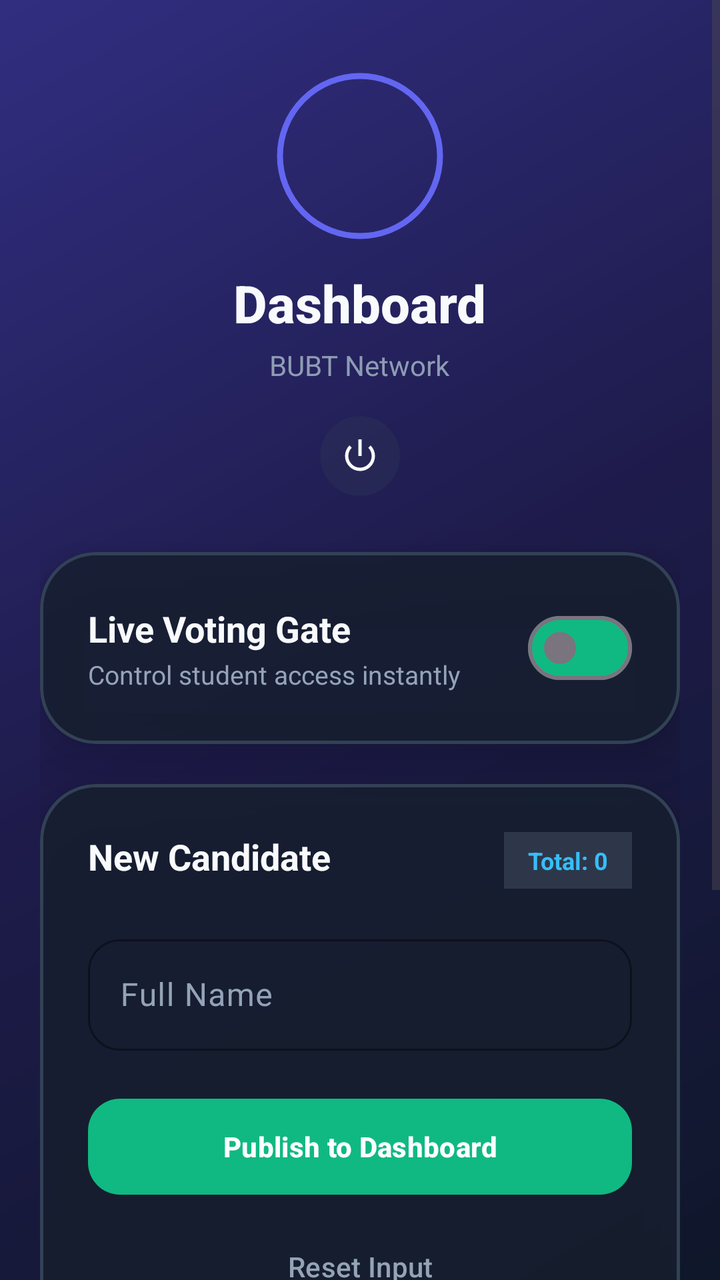
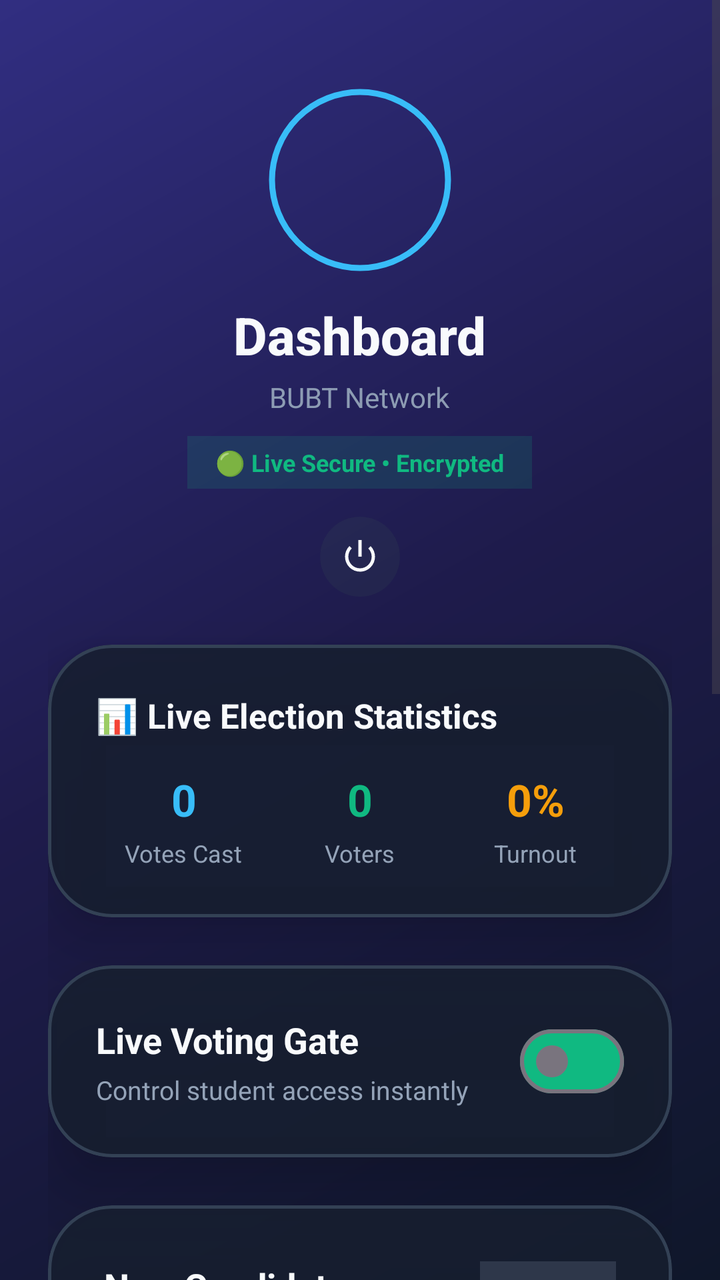

Two renders of the same Android screen: before a commit and after it. Below are the layout's source before the change and the commit's diff.
<!-- AndroidManifest.xml: application theme Theme.CRConnect -->
<!-- res/layout/activity_teacher_dashboard.xml -->
<?xml version="1.0" encoding="utf-8"?>
<ScrollView xmlns:android="http://schemas.android.com/apk/res/android"
    xmlns:app="http://schemas.android.com/apk/res-auto"
    xmlns:tools="http://schemas.android.com/tools"
    android:layout_width="match_parent"
    android:layout_height="match_parent"
    android:fillViewport="true"
    android:background="@drawable/bg_gradient">

    <LinearLayout
        android:layout_width="match_parent"
        android:layout_height="wrap_content"
        android:orientation="vertical"
        android:paddingHorizontal="20dp">

        <include layout="@layout/include_header" />

        
        <com.google.android.material.card.MaterialCardView
            android:layout_width="match_parent"
            android:layout_height="wrap_content"
            app:cardCornerRadius="28dp"
            app:cardElevation="16dp"
            android:layout_marginBottom="20dp"
            app:cardBackgroundColor="#D9171F2F"
            app:strokeWidth="1.5dp"
            app:strokeColor="#334155">

            <LinearLayout
                android:layout_width="match_parent"
                android:layout_height="wrap_content"
                android:orientation="horizontal"
                android:padding="24dp"
                android:gravity="center_vertical">

                <LinearLayout
                    android:layout_width="0dp"
                    android:layout_height="wrap_content"
                    android:layout_weight="1"
                    android:orientation="vertical">

                    <TextView
                        android:layout_width="wrap_content"
                        android:layout_height="wrap_content"
                        android:text="Live Voting Gate"
                        android:textSize="18sp"
                        android:textStyle="bold"
                        android:textColor="#F8FAFC"/>
                    <TextView
                        android:layout_width="wrap_content"
                        android:layout_height="wrap_content"
                        android:text="Control student access instantly"
                        android:textSize="13sp"
                        android:textColor="#94A3B8"
                        android:layout_marginTop="2dp"/>
                </LinearLayout>

                <com.google.android.material.materialswitch.MaterialSwitch
                    android:id="@+id/switchMasterVoting"
                    android:layout_width="wrap_content"
                    android:layout_height="wrap_content"
                    app:trackTint="#10B981"/>
            </LinearLayout>
        </com.google.android.material.card.MaterialCardView>

        
        <com.google.android.material.card.MaterialCardView
            android:layout_width="match_parent"
            android:layout_height="wrap_content"
            app:cardCornerRadius="28dp"
            app:cardElevation="16dp"
            android:layout_marginBottom="20dp"
            app:cardBackgroundColor="#D9171F2F"
            app:strokeWidth="1.5dp"
            app:strokeColor="#334155">

            <LinearLayout
                android:layout_width="match_parent"
                android:layout_height="wrap_content"
                android:orientation="vertical"
                android:padding="24dp">

                <RelativeLayout
                    android:layout_width="match_parent"
                    android:layout_height="wrap_content"
                    android:layout_marginBottom="20dp">

                    <TextView
                        android:layout_width="wrap_content"
                        android:layout_height="wrap_content"
                        android:text="New Candidate"
                        android:textSize="18sp"
                        android:textStyle="bold"
                        android:textColor="#F8FAFC"/>

                    <TextView
                        android:id="@+id/tvTotalCandidates"
                        android:layout_width="wrap_content"
                        android:layout_height="wrap_content"
                        android:layout_alignParentEnd="true"
                        android:text="Total: 0"
                        android:textSize="12sp"
                        android:textStyle="bold"
                        android:textColor="#38BDF8"
                        android:background="#2E374A"
                        android:paddingHorizontal="12dp"
                        android:paddingVertical="6dp"/>
                </RelativeLayout>

                <com.google.android.material.textfield.TextInputLayout
                    android:layout_width="match_parent"
                    android:layout_height="wrap_content"
                    style="@style/Widget.Material3.TextInputLayout.OutlinedBox"
                    android:layout_marginBottom="20dp"
                    app:boxCornerRadiusTopStart="16dp" app:boxCornerRadiusTopEnd="16dp"
                    app:boxCornerRadiusBottomStart="16dp" app:boxCornerRadiusBottomEnd="16dp"
                    app:boxStrokeColor="#10B981"
                    app:hintTextColor="#64748B"
                    android:textColorHint="#94A3B8">

                    <com.google.android.material.textfield.TextInputEditText
                        android:id="@+id/etCandidateName"
                        android:layout_width="match_parent"
                        android:layout_height="wrap_content"
                        android:hint="Full Name"
                        android:textColor="#FFFFFF"/>
                </com.google.android.material.textfield.TextInputLayout>

                <com.google.android.material.button.MaterialButton
                    android:id="@+id/btnAddCandidate"
                    android:layout_width="match_parent"
                    android:layout_height="56dp"
                    android:text="Publish to Dashboard"
                    android:textStyle="bold"
                    app:backgroundTint="#10B981"
                    app:cornerRadius="16dp"/>

                <com.google.android.material.button.MaterialButton
                    android:id="@+id/btnClearName"
                    android:layout_width="match_parent"
                    android:layout_height="wrap_content"
                    android:text="Reset Input"
                    style="@style/Widget.Material3.Button.TextButton"
                    android:layout_marginTop="8dp"
                    android:textColor="#94A3B8"/>
            </LinearLayout>
        </com.google.android.material.card.MaterialCardView>

        
        <com.google.android.material.card.MaterialCardView
            android:layout_width="match_parent"
            android:layout_height="wrap_content"
            app:cardCornerRadius="28dp"
            app:cardElevation="10dp"
            app:cardBackgroundColor="#D9171F2F"
            app:strokeWidth="1.5dp"
            app:strokeColor="#334155"
            android:layout_marginBottom="24dp">

            <LinearLayout
                android:layout_width="match_parent"
                android:layout_height="wrap_content"
                android:orientation="vertical"
                android:padding="20dp">

                <TextView
                    android:layout_width="wrap_content"
                    android:layout_height="wrap_content"
                    android:text="Advanced Controls"
                    android:textSize="14sp"
                    android:textStyle="bold"
                    android:textColor="#94A3B8"
                    android:layout_marginBottom="16dp"/>

                <LinearLayout
                    android:layout_width="match_parent"
                    android:layout_height="wrap_content"
                    android:orientation="horizontal">

                    <com.google.android.material.button.MaterialButton
                        android:id="@+id/btnRunOff"
                        android:layout_width="0dp"
                        android:layout_height="wrap_content"
                        android:layout_weight="1"
                        android:text="Run-off"
                        android:layout_marginEnd="8dp"
                        app:backgroundTint="#8B5CF6"
                        app:cornerRadius="14dp"/>

                    <com.google.android.material.button.MaterialButton
                        android:id="@+id/btnResetVotes"
                        android:layout_width="0dp"
                        android:layout_height="wrap_content"
                        android:layout_weight="1"
                        android:text="Reset All"
                        app:backgroundTint="#EF4444"
                        app:cornerRadius="14dp"/>
                </LinearLayout>
            </LinearLayout>
        </com.google.android.material.card.MaterialCardView>

        
        <LinearLayout
            android:layout_width="match_parent"
            android:layout_height="wrap_content"
            android:orientation="vertical"
            android:paddingBottom="32dp">

            <TextView
                android:layout_width="wrap_content"
                android:layout_height="wrap_content"
                android:text="Published Candidates"
                android:textSize="18sp"
                android:textStyle="bold"
                android:textColor="#F8FAFC"
                android:layout_marginBottom="16dp"
                android:layout_marginStart="4dp"/>

            <LinearLayout
                android:id="@+id/containerAdminCandidates"
                android:layout_width="match_parent"
                android:layout_height="wrap_content"
                android:orientation="vertical"/>
        </LinearLayout>

    </LinearLayout>
</ScrollView>
<!-- res/layout/include_header.xml (included above) -->
<?xml version="1.0" encoding="utf-8"?>
<LinearLayout xmlns:android="http://schemas.android.com/apk/res/android"
    xmlns:app="http://schemas.android.com/apk/res-auto"
    android:layout_width="match_parent"
    android:layout_height="wrap_content"
    android:orientation="vertical"
    android:gravity="center"
    android:paddingTop="36dp"
    android:paddingBottom="24dp">

    <com.google.android.material.imageview.ShapeableImageView
        android:id="@+id/imgUserProfile"
        android:layout_width="84dp"
        android:layout_height="84dp"
        android:src="@drawable/ic_app_main"
        android:scaleType="centerCrop"
        app:shapeAppearanceOverlay="@style/ShapeAppearance.App.Circular"
        android:padding="2dp"
        app:strokeWidth="3dp"
        app:strokeColor="#6366F1"
        android:layout_marginBottom="14dp"/>

    <TextView
        android:id="@+id/tvHeaderTitle"
        android:layout_width="wrap_content"
        android:layout_height="wrap_content"
        android:text="Dashboard"
        android:textSize="26sp"
        android:textStyle="bold"
        android:textColor="#F8FAFC"
        android:fontFamily="sans-serif-medium"/>

    <TextView
        android:id="@+id/tvHeaderSubtitle"
        android:layout_width="wrap_content"
        android:layout_height="wrap_content"
        android:text="BUBT Network"
        android:textSize="14sp"
        android:textColor="#94A3B8"
        android:alpha="0.95"
        android:layout_marginTop="4dp"/>

    <com.google.android.material.button.MaterialButton
        android:id="@+id/btnLogout"
        style="@style/Widget.Material3.Button.IconButton"
        android:layout_width="48dp"
        android:layout_height="48dp"
        android:layout_marginTop="12dp"
        app:icon="@android:drawable/ic_lock_power_off"
        app:iconTint="#F8FAFC"
        app:iconSize="20dp"
        android:backgroundTint="#26334155"/>

</LinearLayout>
<!-- resources referenced by this layout -->
<resources>
  <!-- drawable bg_gradient (drawable) -->
  <?xml version="1.0" encoding="utf-8"?>
  <shape xmlns:android="http://schemas.android.com/apk/res/android">
      <gradient
          android:startColor="#0F172A"
          android:centerColor="#1E1B4B"
          android:endColor="#312E81"
          android:angle="135" />
  </shape>
  <!-- drawable ic_app_main: png bitmap (drawable, 915279 bytes) -->
  <style name="ShapeAppearance.App.Circular" parent="ShapeAppearance.Material3.Corner.Full">
          <item name="cornerSize">50%</item>
      </style>
  <style name="Theme.CRConnect" parent="Base.Theme.CRConnect" />
  <style name="Base.Theme.CRConnect" parent="Theme.Material3.DayNight.NoActionBar">
          <item name="colorPrimary">@color/primary</item>
          <item name="colorSecondary">@color/secondary</item>
          <item name="android:windowBackground">@color/background</item>
          <item name="colorSurface">@color/surface</item>
          <item name="colorOnSurface">@color/text_primary</item>
          <item name="colorOnSurfaceVariant">@color/text_secondary</item>
          <item name="colorError">@color/error</item>
      </style>
  <color name="primary">#6366F1</color>
  <color name="secondary">#06B6D4</color>
  <color name="background">#0F172A</color>
  <color name="surface">#1E293B</color>
  <color name="text_primary">#F8FAFC</color>
  <color name="text_secondary">#94A3B8</color>
  <color name="error">#EF4444</color>
</resources>

<!-- the commit's change to res/layout/activity_teacher_dashboard.xml (unified diff, before → after) -->
@@ -11,7 +11,8 @@
         android:layout_width="match_parent"
         android:layout_height="wrap_content"
         android:orientation="vertical"
-        android:paddingHorizontal="20dp">
+        android:paddingHorizontal="24dp"
+        android:paddingVertical="16dp">
 
         <include layout="@layout/include_header" />
 
@@ -19,9 +20,115 @@
         <com.google.android.material.card.MaterialCardView
             android:layout_width="match_parent"
             android:layout_height="wrap_content"
-            app:cardCornerRadius="28dp"
-            app:cardElevation="16dp"
-            android:layout_marginBottom="20dp"
+            app:cardCornerRadius="32dp"
+            app:cardElevation="20dp"
+            android:layout_marginBottom="24dp"
+            app:cardBackgroundColor="#D9171F2F"
+            app:strokeWidth="1.5dp"
+            app:strokeColor="#334155">
+
+            <LinearLayout
+                android:layout_width="match_parent"
+                android:layout_height="wrap_content"
+                android:orientation="vertical"
+                android:baselineAligned="false"
+                android:padding="24dp">
+
+                <TextView
+                    android:layout_width="wrap_content"
+                    android:layout_height="wrap_content"
+                    android:text="📊 Live Election Statistics"
+                    android:textSize="17sp"
+                    android:textStyle="bold"
+                    android:textColor="#F8FAFC"
+                    android:layout_marginBottom="16dp"/>
+
+                <LinearLayout
+                    android:layout_width="match_parent"
+                    android:layout_height="wrap_content"
+                    android:orientation="horizontal"
+                    android:baselineAligned="false"
+                    android:weightSum="3">
+
+                    <LinearLayout
+                        android:layout_width="0dp"
+                        android:layout_height="wrap_content"
+                        android:layout_weight="1"
+                        android:orientation="vertical"
+                        android:gravity="center">
+                        <TextView
+                            android:id="@+id/tvStatTotalVotes"
+                            android:layout_width="wrap_content"
+                            android:layout_height="wrap_content"
+                            android:text="0"
+                            android:textSize="22sp"
+                            android:textStyle="bold"
+                            android:textColor="#38BDF8"/>
+                        <TextView
+                            android:layout_width="wrap_content"
+                            android:layout_height="wrap_content"
+                            android:text="Votes Cast"
+                            android:textSize="12sp"
+                            android:textColor="#94A3B8"
+                            android:layout_marginTop="4dp"/>
+                    </LinearLayout>
+
+                    <LinearLayout
+                        android:layout_width="0dp"
+                        android:layout_height="wrap_content"
+                        android:layout_weight="1"
+                        android:orientation="vertical"
+                        android:gravity="center">
+                        <TextView
+                            android:id="@+id/tvStatTotalVoters"
+                            android:layout_width="wrap_content"
+                            android:layout_height="wrap_content"
+                            android:text="0"
+                            android:textSize="22sp"
+                            android:textStyle="bold"
+                            android:textColor="#10B981"/>
+                        <TextView
+                            android:layout_width="wrap_content"
+                            android:layout_height="wrap_content"
+                            android:text="Voters"
+                            android:textSize="12sp"
+                            android:textColor="#94A3B8"
+                            android:layout_marginTop="4dp"/>
+                    </LinearLayout>
+
+                    <LinearLayout
+                        android:layout_width="0dp"
+                        android:layout_height="wrap_content"
+                        android:layout_weight="1"
+                        android:orientation="vertical"
+                        android:gravity="center">
+                        <TextView
+                            android:id="@+id/tvStatTurnout"
+                            android:layout_width="wrap_content"
+                            android:layout_height="wrap_content"
+                            android:text="0%"
+                            android:textSize="22sp"
+                            android:textStyle="bold"
+                            android:textColor="#F59E0B"/>
+                        <TextView
+                            android:layout_width="wrap_content"
+                            android:layout_height="wrap_content"
+                            android:text="Turnout"
+                            android:textSize="12sp"
+                            android:textColor="#94A3B8"
+                            android:layout_marginTop="4dp"/>
+                    </LinearLayout>
+                </LinearLayout>
+            </LinearLayout>
+        </com.google.android.material.card.MaterialCardView>
+
+        
+        <com.google.android.material.card.MaterialCardView
+            android:layout_width="match_parent"
+            android:layout_height="wrap_content"
+            app:cardCornerRadius="32dp"
+            app:cardElevation="20dp"
+            android:layout_marginBottom="24dp"
             app:cardBackgroundColor="#D9171F2F"
             app:strokeWidth="1.5dp"
             app:strokeColor="#334155">
@@ -52,7 +159,7 @@
                         android:text="Control student access instantly"
                         android:textSize="13sp"
                         android:textColor="#94A3B8"
-                        android:layout_marginTop="2dp"/>
+                        android:layout_marginTop="4dp"/>
                 </LinearLayout>
 
                 <com.google.android.material.materialswitch.MaterialSwitch
@@ -67,9 +174,9 @@
         <com.google.android.material.card.MaterialCardView
             android:layout_width="match_parent"
             android:layout_height="wrap_content"
-            app:cardCornerRadius="28dp"
-            app:cardElevation="16dp"
-            android:layout_marginBottom="20dp"
+            app:cardCornerRadius="32dp"
+            app:cardElevation="20dp"
+            android:layout_marginBottom="24dp"
             app:cardBackgroundColor="#D9171F2F"
             app:strokeWidth="1.5dp"
             app:strokeColor="#334155">
@@ -78,7 +185,7 @@
                 android:layout_width="match_parent"
                 android:layout_height="wrap_content"
                 android:orientation="vertical"
-                android:padding="24dp">
+                android:padding="28dp">
 
                 <RelativeLayout
                     android:layout_width="match_parent"
@@ -103,7 +210,7 @@
                         android:textStyle="bold"
                         android:textColor="#38BDF8"
                         android:background="#2E374A"
-                        android:paddingHorizontal="12dp"
+                        android:paddingHorizontal="14dp"
                         android:paddingVertical="6dp"/>
                 </RelativeLayout>
 
@@ -150,24 +257,24 @@
         <com.google.android.material.card.MaterialCardView
             android:layout_width="match_parent"
             android:layout_height="wrap_content"
-            app:cardCornerRadius="28dp"
-            app:cardElevation="10dp"
+            app:cardCornerRadius="32dp"
+            app:cardElevation="16dp"
             app:cardBackgroundColor="#D9171F2F"
             app:strokeWidth="1.5dp"
             app:strokeColor="#334155"
-            android:layout_marginBottom="24dp">
+            android:layout_marginBottom="28dp">
 
             <LinearLayout
                 android:layout_width="match_parent"
                 android:layout_height="wrap_content"
                 android:orientation="vertical"
-                android:padding="20dp">
+                android:padding="24dp">
 
                 <TextView
                     android:layout_width="wrap_content"
                     android:layout_height="wrap_content"
                     android:text="Advanced Controls"
-                    android:textSize="14sp"
+                    android:textSize="15sp"
                     android:textStyle="bold"
                     android:textColor="#94A3B8"
                     android:layout_marginBottom="16dp"/>
@@ -175,7 +282,8 @@
                 <LinearLayout
                     android:layout_width="match_parent"
                     android:layout_height="wrap_content"
-                    android:orientation="horizontal">
+                    android:orientation="horizontal"
+                    android:baselineAligned="false">
 
                     <com.google.android.material.button.MaterialButton
                         android:id="@+id/btnRunOff"
@@ -185,7 +293,7 @@
                         android:text="Run-off"
                         android:layout_marginEnd="8dp"
                         app:backgroundTint="#8B5CF6"
-                        app:cornerRadius="14dp"/>
+                        app:cornerRadius="16dp"/>
 
                     <com.google.android.material.button.MaterialButton
                         android:id="@+id/btnResetVotes"
@@ -194,7 +302,7 @@
                         android:layout_weight="1"
                         android:text="Reset All"
                         app:backgroundTint="#EF4444"
-                        app:cornerRadius="14dp"/>
+                        app:cornerRadius="16dp"/>
                 </LinearLayout>
             </LinearLayout>
         </com.google.android.material.card.MaterialCardView>
@@ -204,7 +312,7 @@
             android:layout_width="match_parent"
             android:layout_height="wrap_content"
             android:orientation="vertical"
-            android:paddingBottom="32dp">
+            android:paddingBottom="40dp">
 
             <TextView
                 android:layout_width="wrap_content"
@@ -233,19 +341,19 @@
     android:layout_height="wrap_content"
     android:orientation="vertical"
     android:gravity="center"
-    android:paddingTop="36dp"
-    android:paddingBottom="24dp">
+    android:paddingTop="28dp"
+    android:paddingBottom="20dp">
 
     <com.google.android.material.imageview.ShapeableImageView
         android:id="@+id/imgUserProfile"
-        android:layout_width="84dp"
-        android:layout_height="84dp"
+        android:layout_width="92dp"
+        android:layout_height="92dp"
         android:src="@drawable/ic_app_main"
         android:scaleType="centerCrop"
         app:shapeAppearanceOverlay="@style/ShapeAppearance.App.Circular"
         android:padding="2dp"
         app:strokeWidth="3dp"
-        app:strokeColor="#6366F1"
+        app:strokeColor="#38BDF8"
         android:layout_marginBottom="14dp"/>
 
     <TextView
@@ -268,12 +376,25 @@
         android:alpha="0.95"
         android:layout_marginTop="4dp"/>
 
+    
+    <TextView
+        android:layout_width="wrap_content"
+        android:layout_height="wrap_content"
+        android:text="🟢 Live Secure • Encrypted"
+        android:textSize="12sp"
+        android:textColor="#10B981"
+        android:textStyle="bold"
+        android:background="#2610B981"
+        android:paddingHorizontal="14dp"
+        android:paddingVertical="5dp"
+        android:layout_marginTop="10dp"/>
+
     <com.google.android.material.button.MaterialButton
         android:id="@+id/btnLogout"
         style="@style/Widget.Material3.Button.IconButton"
         android:layout_width="48dp"
         android:layout_height="48dp"
-        android:layout_marginTop="12dp"
+        android:layout_marginTop="10dp"
         app:icon="@android:drawable/ic_lock_power_off"
         app:iconTint="#F8FAFC"
         app:iconSize="20dp"
